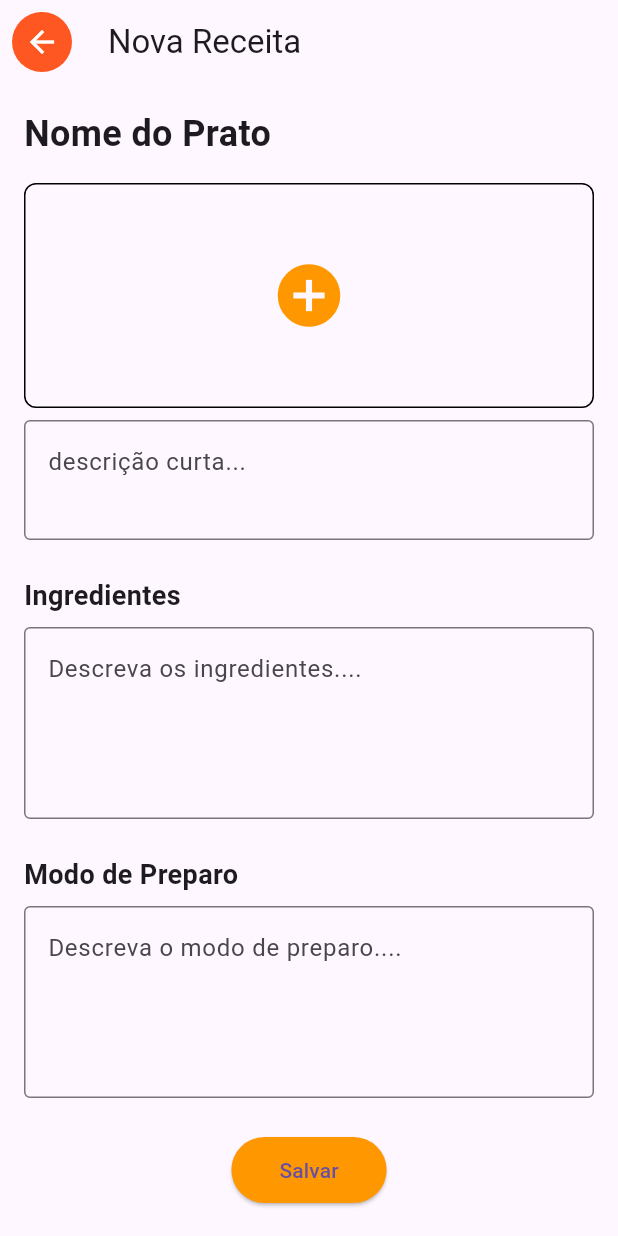
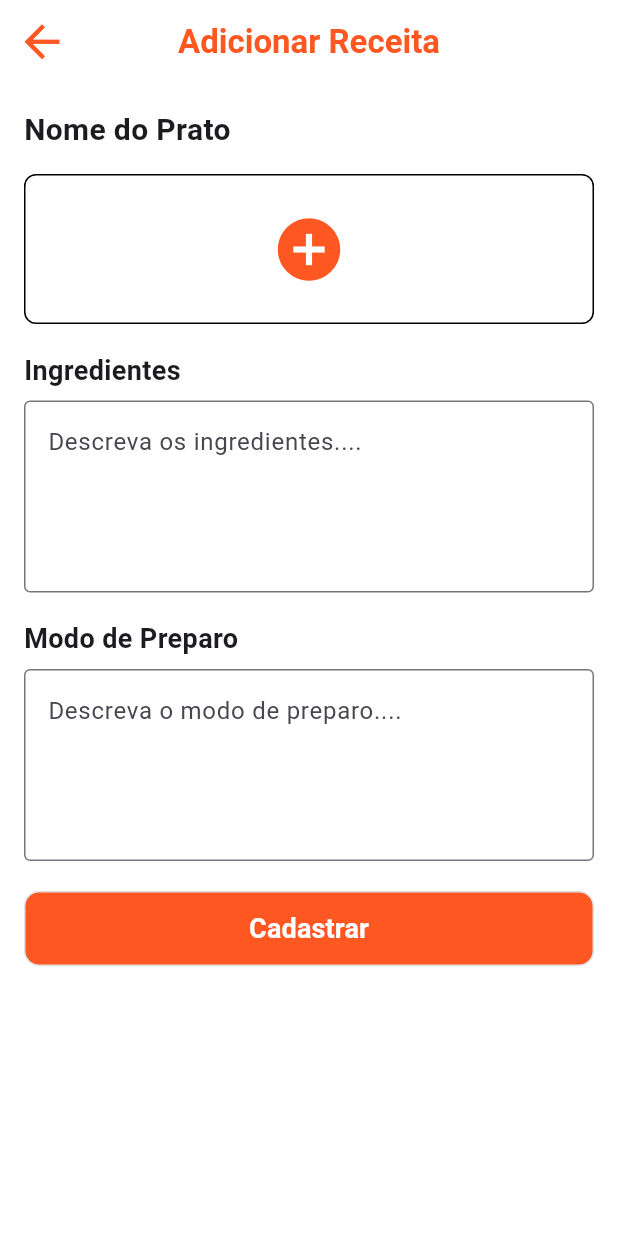
Before and after one commit to Fabricio003/app_supercozinha, a Flutter app: the ReceitaPage screen opened directly, on a phone screen of 412 x 824 dp. Run offline on Flutter 3.47's test engine with Material 3 defaults, Android fonts, the phone set to English and light mode, and no system bars.

Commit message:
refactor: identation

```diff
--- a/lib/pages/login.page.dart
+++ b/lib/pages/login.page.dart
@@ -24,8 +24,8 @@ class _LoginPageState extends State<LoginPage> {
         padding: EdgeInsets.only(top: 10, left: 20, right: 20),
         child: Center(
           child: Container(
-              width: 350, // Defina a largura desejada aqui
-              height: 510, // Defina a altura desejada aqui
+              width: 350,
+              height: 510,
               child: Card(
                 elevation: 8,
                 shape: RoundedRectangleBorder(
--- a/lib/pages/receita.page.dart
+++ b/lib/pages/receita.page.dart
@@ -1,4 +1,5 @@
 import 'package:flutter/material.dart';
+import 'package:flutter_mobile_app/pages/perfil.page.dart';
 
 class ReceitaPage extends StatelessWidget {
   const ReceitaPage({super.key});
@@ -7,38 +8,37 @@ class ReceitaPage extends StatelessWidget {
   Widget build(BuildContext context) {
     return Scaffold(
       appBar: AppBar(
-        title: const Text('Nova Receita'),
+        title: Text(
+          'Adicionar Receita',
+          style: TextStyle(
+            color: Colors.deepOrange,
+            fontWeight: FontWeight.bold,
+          ),
+        ),
+        centerTitle: true,
         leading: IconButton(
-          icon: Container(
-            decoration: BoxDecoration(
-              color: Colors.deepOrange,
-              shape: BoxShape.circle,
-            ),
-            child: IconButton(
-              icon: Icon(Icons.arrow_back, color: Colors.white),
-              onPressed: () {
-                Navigator.pop(context);
-              },
-            ),
-          ),
+          icon: Icon(Icons.arrow_back, color: Colors.deepOrange),
+          iconSize: 35.0,
           onPressed: () {
             Navigator.pop(context);
           },
         ),
+        backgroundColor: Colors.white,
       ),
-      body: SingleChildScrollView(
+      backgroundColor: Colors.white,
+      body: Padding(
         padding: const EdgeInsets.all(16.0),
         child: Column(
           crossAxisAlignment: CrossAxisAlignment.start,
           children: [
             const Text(
               'Nome do Prato',
-              style: TextStyle(fontSize: 24, fontWeight: FontWeight.bold),
+              style: TextStyle(fontSize: 20, fontWeight: FontWeight.bold),
             ),
-            const SizedBox(height: 16),
-            Container(
+            SizedBox(height: 15),
+            Container( //adiciona a imagem do prato
               width: double.infinity,
-              height: 150,
+              height: 100,
               decoration: BoxDecoration(
                 border: Border.all(color: Colors.black),
                 borderRadius: BorderRadius.circular(8),
@@ -46,27 +46,19 @@ class ReceitaPage extends StatelessWidget {
               child: Center(
                 child: IconButton(
                   icon: const Icon(Icons.add_circle,
-                      size: 50, color: Colors.orange),
+                      size: 50, color: Colors.deepOrange),
                   onPressed: () {
                     // Adicionar funcionalidade para adicionar imagem
                   },
                 ),
               ),
             ),
-            const SizedBox(height: 8),
-            TextField(
-              maxLines: 2,
-              decoration: const InputDecoration(
-                hintText: 'descrição curta...',
-                border: OutlineInputBorder(),
-              ),
-            ),
-            const SizedBox(height: 24),
+            SizedBox(height: 18),
             const Text(
               'Ingredientes',
               style: TextStyle(fontSize: 18, fontWeight: FontWeight.bold),
             ),
-            const SizedBox(height: 8),
+            SizedBox(height: 7),
             TextField(
               maxLines: 4,
               decoration: const InputDecoration(
@@ -74,12 +66,12 @@ class ReceitaPage extends StatelessWidget {
                 border: OutlineInputBorder(),
               ),
             ),
-            const SizedBox(height: 24),
+            SizedBox(height: 18),
             const Text(
               'Modo de Preparo',
               style: TextStyle(fontSize: 18, fontWeight: FontWeight.bold),
             ),
-            const SizedBox(height: 8),
+            SizedBox(height: 7),
             TextField(
               maxLines: 4,
               decoration: const InputDecoration(
@@ -87,18 +79,44 @@ class ReceitaPage extends StatelessWidget {
                 border: OutlineInputBorder(),
               ),
             ),
-            const SizedBox(height: 24),
-            Center(
-              child: ElevatedButton(
+            SizedBox(height: 20),
+            Container(
+              height: 50,
+              alignment: Alignment.center,
+              decoration: BoxDecoration(
+                border: Border.all(
+                  color: Colors.grey.shade300,
+                  width: 1.0,
+                ),
+                color: Colors.deepOrange,
+                borderRadius: BorderRadius.all(
+                  Radius.circular(10),
+                ),
+              ),
+              child: TextButton(
+                child: Row(
+                  mainAxisAlignment: MainAxisAlignment.center,
+                  children: <Widget>[
+                    Text(
+                      "Cadastrar",
+                      style: TextStyle(
+                        fontWeight: FontWeight.bold,
+                        color: Colors.white,
+                        fontSize: 18,
+                      ),
+                      textAlign: TextAlign.center,
+                    ),
+                  ],
+                ),
                 onPressed: () {
-                  // Adicionar funcionalidade de salvar
+                  // Aqui você deve incluir a lógica para salvar os dados da receita
+                  // Por exemplo: saveRecipe(recipeName, ingredients, preparation);
+
+                  // Após salvar, redireciona para a página do perfil na aba 'Minhas receitas'
+                  Navigator.of(context).pushReplacement(MaterialPageRoute(
+                    builder: (context) => PerfilPage(),
+                  ));
                 },
-                style: ElevatedButton.styleFrom(
-                  backgroundColor: Colors.orange,
-                  padding:
-                      const EdgeInsets.symmetric(horizontal: 32, vertical: 12),
-                ),
-                child: const Text('Salvar'),
               ),
             ),
           ],
--- a/lib/pages/reset-password.page.dart
+++ b/lib/pages/reset-password.page.dart
@@ -74,12 +74,12 @@ class ResetPasswordPage extends StatelessWidget {
                             alignment: Alignment.center,
                             decoration: BoxDecoration(
                               border: Border.all(
-                                color: Colors.black,
+                                color: Colors.grey.shade300,
                                 width: 1.0,
                               ),
                               color: Colors.deepOrange,
                               borderRadius: BorderRadius.all(
-                                Radius.circular(20),
+                                Radius.circular(10),
                               ),
                             ),
                             child: TextButton(
```
Also changed, not shown: lib/pages/config.page.dart (+7 -5 lines), lib/pages/perfil.page.dart (+8 -5 lines), lib/pages/search.page.dart (added, +59 -0 lines), lib/pages/signup.page.dart (+4 -9 lines). Lines whose indentation alone changed are shown as unchanged.
